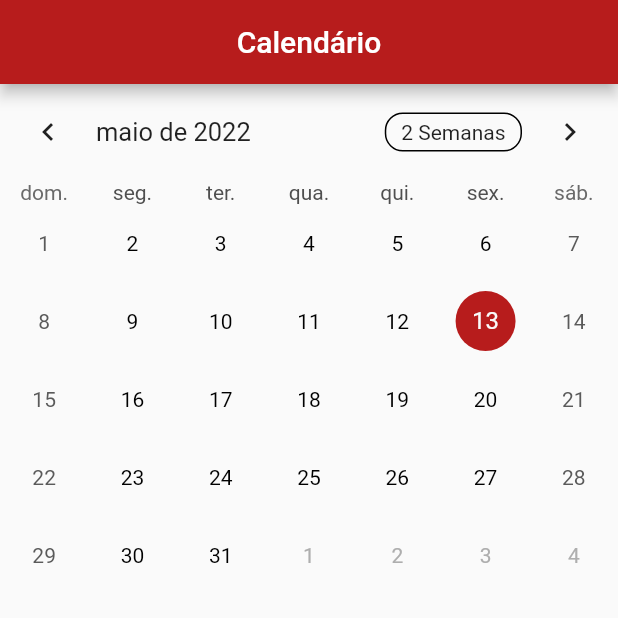
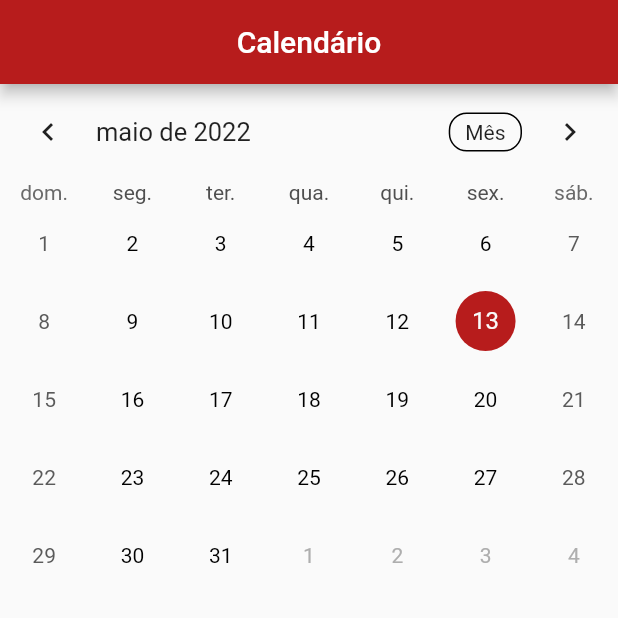
Before and after one commit to Hugo7gomes/FEUP_ESOF, a Flutter app: the screen it shows after launch, on a phone screen of 412 x 824 dp, the top half of it. Run offline on Flutter 3.47's test engine with Material 2 defaults, Android fonts, the phone set to English and light mode, and no system bars; drawn by our look-alikes of table_calendar.

```diff
--- a/lib/calendar_page.dart
+++ b/lib/calendar_page.dart
@@ -60,6 +60,9 @@ class _CalendarPageState extends State<CalendarPage> {
               color: Colors.red,
               shape: BoxShape.circle,
             )),
+        headerStyle: const HeaderStyle(
+          formatButtonShowsNext: false,
+        ),
       ),
     );
   }
```
